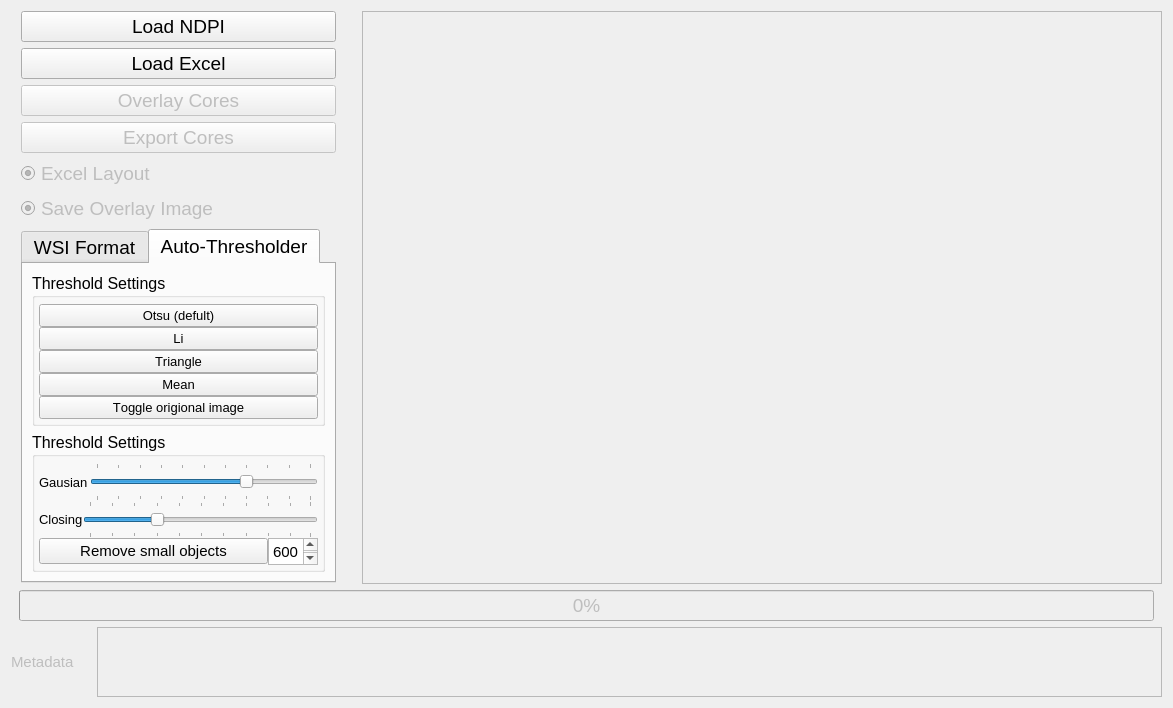
Above: scripts/DAB_CUT.ui from c-arthurs/QuArray before the change. Below: the same form after it.
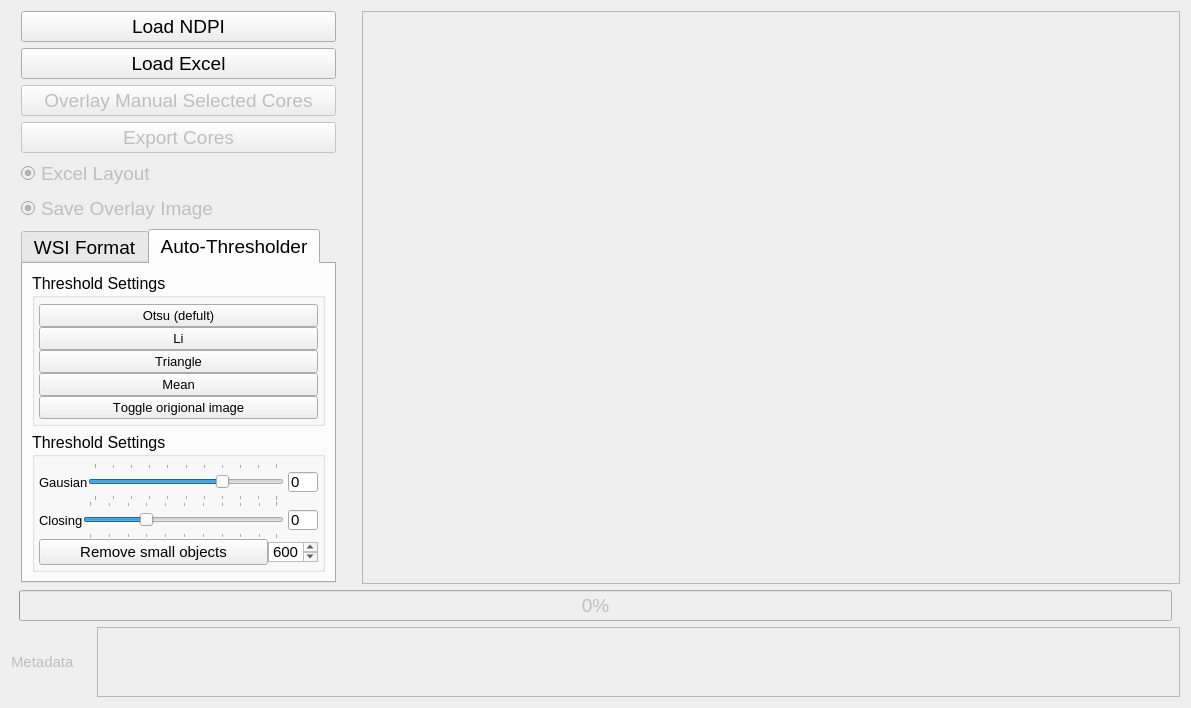
That is the form after the change.

The edit to the form file:
```diff
--- a/scripts/DAB_CUT.ui
+++ b/scripts/DAB_CUT.ui
@@ -6,7 +6,7 @@
    <rect>
     <x>0</x>
     <y>0</y>
-    <width>1157</width>
+    <width>1191</width>
     <height>708</height>
    </rect>
   </property>
@@ -83,7 +83,7 @@
           <bool>false</bool>
          </property>
          <property name="text">
-          <string>Overlay Cores</string>
+          <string>Overlay Manual Selected Cores</string>
          </property>
         </widget>
        </item>
@@ -569,7 +569,7 @@
                   </property>
                   <property name="minimumSize">
                    <size>
-                    <width>51</width>
+                    <width>0</width>
                     <height>0</height>
                    </size>
                   </property>
@@ -611,6 +611,40 @@
                   </property>
                  </widget>
                 </item>
+                <item>
+                 <spacer name="horizontalSpacer_3">
+                  <property name="orientation">
+                   <enum>Qt::Horizontal</enum>
+                  </property>
+                  <property name="sizeType">
+                   <enum>QSizePolicy::Fixed</enum>
+                  </property>
+                  <property name="sizeHint" stdset="0">
+                   <size>
+                    <width>4</width>
+                    <height>20</height>
+                   </size>
+                  </property>
+                 </spacer>
+                </item>
+                <item>
+                 <widget class="QLineEdit" name="gauslineEdit">
+                  <property name="maximumSize">
+                   <size>
+                    <width>30</width>
+                    <height>20</height>
+                   </size>
+                  </property>
+                  <property name="font">
+                   <font>
+                    <pointsize>11</pointsize>
+                   </font>
+                  </property>
+                  <property name="text">
+                   <string>0</string>
+                  </property>
+                 </widget>
+                </item>
                </layout>
               </item>
               <item>
@@ -661,6 +695,40 @@
                   </property>
                  </widget>
                 </item>
+                <item>
+                 <spacer name="horizontalSpacer_4">
+                  <property name="orientation">
+                   <enum>Qt::Horizontal</enum>
+                  </property>
+                  <property name="sizeType">
+                   <enum>QSizePolicy::Fixed</enum>
+                  </property>
+                  <property name="sizeHint" stdset="0">
+                   <size>
+                    <width>4</width>
+                    <height>20</height>
+                   </size>
+                  </property>
+                 </spacer>
+                </item>
+                <item>
+                 <widget class="QLineEdit" name="closelineEdit">
+                  <property name="maximumSize">
+                   <size>
+                    <width>30</width>
+                    <height>20</height>
+                   </size>
+                  </property>
+                  <property name="font">
+                   <font>
+                    <pointsize>11</pointsize>
+                   </font>
+                  </property>
+                  <property name="text">
+                   <string>0</string>
+                  </property>
+                 </widget>
+                </item>
                </layout>
               </item>
               <item>
@@ -700,7 +768,7 @@
                   <property name="maximumSize">
                    <size>
                     <width>50</width>
-                    <height>27</height>
+                    <height>20</height>
                    </size>
                   </property>
                   <property name="font">
@@ -713,7 +781,7 @@
 &lt;html&gt;&lt;head&gt;&lt;meta name=&quot;qrichtext&quot; content=&quot;1&quot; /&gt;&lt;style type=&quot;text/css&quot;&gt;
 p, li { white-space: pre-wrap; }
 &lt;/style&gt;&lt;/head&gt;&lt;body style=&quot; font-family:'.AppleSystemUIFont'; font-size:11pt; font-weight:400; font-style:normal;&quot;&gt;
-&lt;p style=&quot; margin-top:0px; margin-bottom:0px; margin-left:0px; margin-right:0px; -qt-block-indent:0; text-indent:0px;&quot;&gt;600&lt;/p&gt;&lt;/body&gt;&lt;/html&gt;</string>
+&lt;p style=&quot; margin-top:0px; margin-bottom:0px; margin-left:0px; margin-right:0px; -qt-block-indent:0; text-indent:0px;&quot;&gt;6000&lt;/p&gt;&lt;/body&gt;&lt;/html&gt;</string>
                   </property>
                  </widget>
                 </item>
@@ -853,7 +921,7 @@
          <rect>
           <x>0</x>
           <y>0</y>
-          <width>1041</width>
+          <width>1075</width>
           <height>77</height>
          </rect>
         </property>
```
